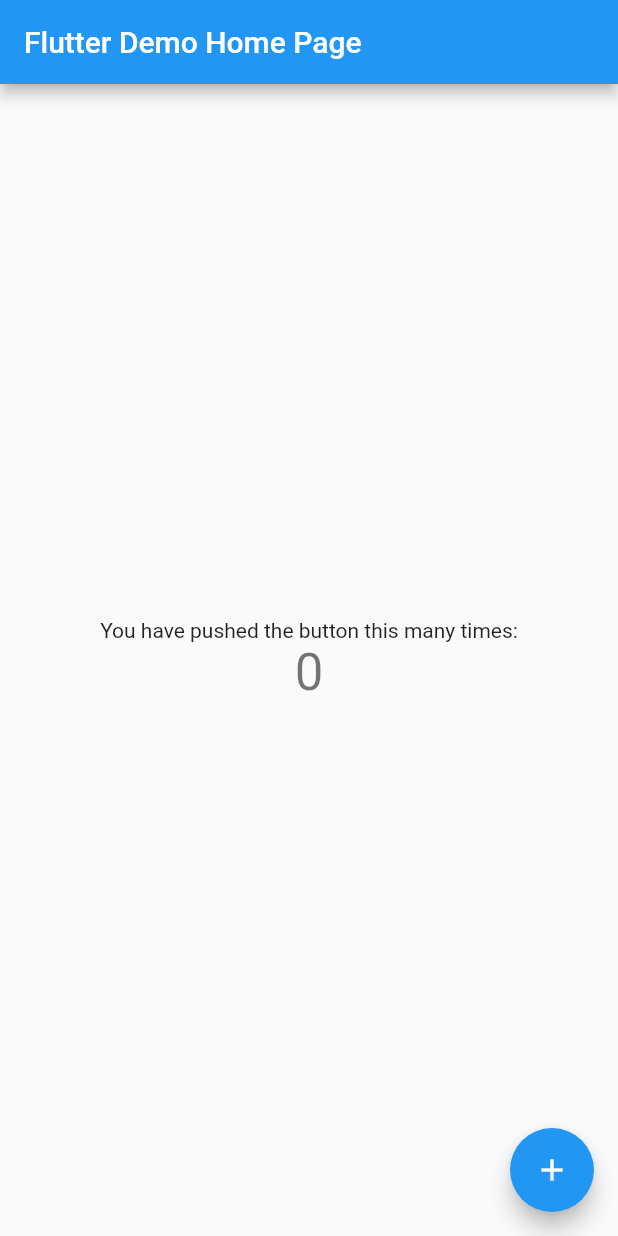
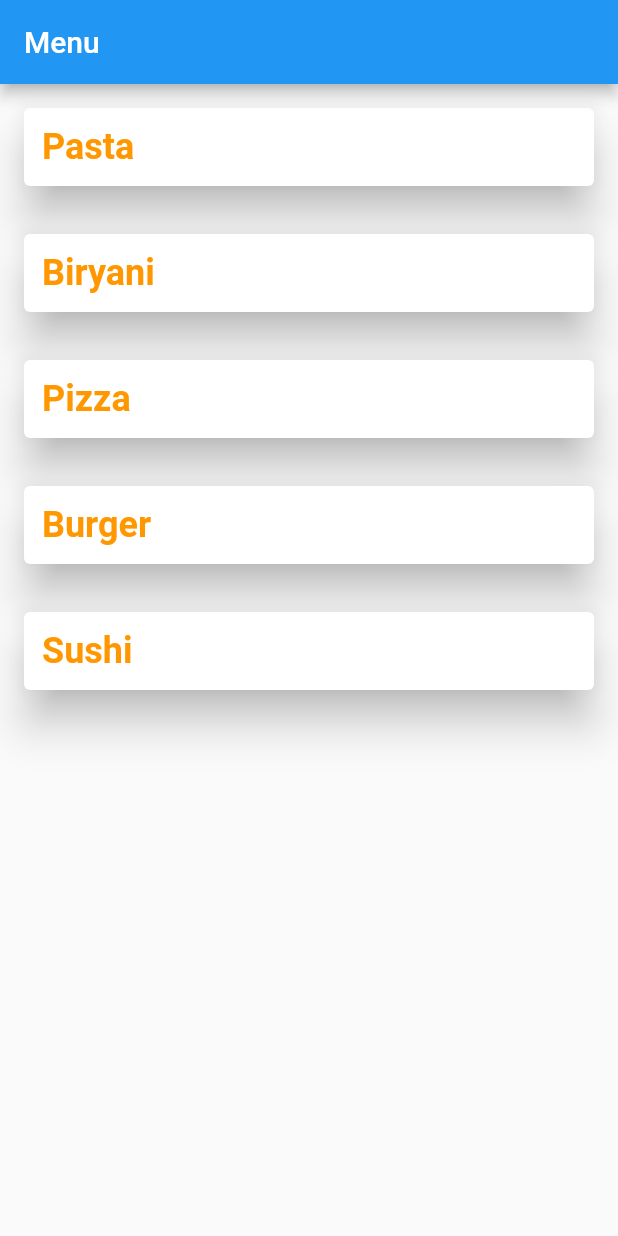
Before and after one commit to Farahhsa/menu_app, a Flutter app: the screen it shows after launch, on a phone screen of 412 x 824 dp. Run offline on Flutter 3.47's test engine with Material 2 defaults, Android fonts, the phone set to English and light mode, and no system bars.

Commit message:
firt commit

```diff
--- /dev/null
+++ b/lib/home.dart
@@ -0,0 +1,27 @@
+// ignore_for_file: prefer_const_constructors
+
+import 'package:flutter/material.dart';
+import 'package:menu_app/models/food.dart';
+import 'package:menu_app/widgets/food_row.dart';
+
+class MyMenuApp extends StatelessWidget {
+  const MyMenuApp({super.key});
+
+  @override
+  Widget build(BuildContext context) {
+    return Scaffold(
+      appBar: AppBar(
+        title: Text("Menu"),
+      ),
+      body: SafeArea(
+        child: Center(
+            child: ListView.builder(
+                itemCount: Food.foodSample.length,
+                itemBuilder: (context, index) =>
+                    FoodRow(food: Food.foodSample[index])
+                // FoodRow(food: Food.foodSample[index]),
+                )),
+      ),
+    );
+  }
+}
--- a/lib/main.dart
+++ b/lib/main.dart
@@ -1,4 +1,9 @@
+// ignore_for_file: prefer_const_constructors
+
 import 'package:flutter/material.dart';
+
+import 'home.dart';
+import './models/food.dart';
 
 void main() {
   runApp(const MyApp());
@@ -24,92 +29,6 @@ class MyApp extends StatelessWidget {
           // is not restarted.
           primarySwatch: Colors.blue,
         ),
-      home: const MyHomePage(title: 'Flutter Demo Home Page'),
-    );
+        home: MyMenuApp());
   }
 }
-
-class MyHomePage extends StatefulWidget {
-  const MyHomePage({super.key, required this.title});
-
-  // This widget is the home page of your application. It is stateful, meaning
-  // that it has a State object (defined below) that contains fields that affect
-  // how it looks.
-
-  // This class is the configuration for the state. It holds the values (in this
-  // case the title) provided by the parent (in this case the App widget) and
-  // used by the build method of the State. Fields in a Widget subclass are
-  // always marked "final".
-
-  final String title;
-
-  @override
-  State<MyHomePage> createState() => _MyHomePageState();
-}
-
-class _MyHomePageState extends State<MyHomePage> {
-  int _counter = 0;
-
-  void _incrementCounter() {
-    setState(() {
-      // This call to setState tells the Flutter framework that something has
-      // changed in this State, which causes it to rerun the build method below
-      // so that the display can reflect the updated values. If we changed
-      // _counter without calling setState(), then the build method would not be
-      // called again, and so nothing would appear to happen.
-      _counter++;
-    });
-  }
-
-  @override
-  Widget build(BuildContext context) {
-    // This method is rerun every time setState is called, for instance as done
-    // by the _incrementCounter method above.
-    //
-    // The Flutter framework has been optimized to make rerunning build methods
-    // fast, so that you can just rebuild anything that needs updating rather
-    // than having to individually change instances of widgets.
-    return Scaffold(
-      appBar: AppBar(
-        // Here we take the value from the MyHomePage object that was created by
-        // the App.build method, and use it to set our appbar title.
-        title: Text(widget.title),
-      ),
-      body: Center(
-        // Center is a layout widget. It takes a single child and positions it
-        // in the middle of the parent.
-        child: Column(
-          // Column is also a layout widget. It takes a list of children and
-          // arranges them vertically. By default, it sizes itself to fit its
-          // children horizontally, and tries to be as tall as its parent.
-          //
-          // Invoke "debug painting" (press "p" in the console, choose the
-          // "Toggle Debug Paint" action from the Flutter Inspector in Android
-          // Studio, or the "Toggle Debug Paint" command in Visual Studio Code)
-          // to see the wireframe for each widget.
-          //
-          // Column has various properties to control how it sizes itself and
-          // how it positions its children. Here we use mainAxisAlignment to
-          // center the children vertically; the main axis here is the vertical
-          // axis because Columns are vertical (the cross axis would be
-          // horizontal).
-          mainAxisAlignment: MainAxisAlignment.center,
-          children: <Widget>[
-            const Text(
-              'You have pushed the button this many times:',
-            ),
-            Text(
-              '$_counter',
-              style: Theme.of(context).textTheme.headlineMedium,
-            ),
-          ],
-        ),
-      ),
-      floatingActionButton: FloatingActionButton(
-        onPressed: _incrementCounter,
-        tooltip: 'Increment',
-        child: const Icon(Icons.add),
-      ), // This trailing comma makes auto-formatting nicer for build methods.
-    );
-  }
-}
--- /dev/null
+++ b/lib/models/food.dart
@@ -0,0 +1,17 @@
+class Food {
+  String name;
+  String imageURL;
+
+  Food({
+    required this.name,
+    required this.imageURL,
+  });
+
+  static var foodSample = [
+    Food(name: "Pasta", imageURL: 'assets/images/pasta.jpg'),
+    Food(name: "Biryani", imageURL: 'assets/images/biryani.jpg'),
+    Food(name: "Pizza", imageURL: 'assets/images/pizza.jpg'),
+    Food(name: "Burger", imageURL: 'assets/images/burger.jpg'),
+    Food(name: "Sushi", imageURL: 'assets/images/suchi.jpg'),
+  ];
+}
--- /dev/null
+++ b/lib/widgets/food_row.dart
@@ -0,0 +1,47 @@
+import 'package:flutter/material.dart';
+import 'package:flutter/src/widgets/framework.dart';
+import 'package:flutter/src/widgets/placeholder.dart';
+import 'package:menu_app/models/food.dart';
+
+class FoodRow extends StatelessWidget {
+  Food food;
+  Color? color = Color.fromARGB(255, 72, 4, 4);
+
+  FoodRow({
+    Key? key,
+    required this.food,
+    this.color,
+  }) : super(key: key);
+
+  @override
+  Widget build(BuildContext context) {
+    return Container(
+      margin: EdgeInsets.all(12),
+      child: Card(
+        elevation: 12,
+        color: color,
+        child: Container(
+          color: color,
+          padding: EdgeInsets.all(12),
+          child: Row(
+            children: [
+              Column(
+                crossAxisAlignment: CrossAxisAlignment.start,
+                children: [
+                  Text(
+                    food.name,
+                    style: TextStyle(
+                      fontSize: 24,
+                      fontWeight: FontWeight.bold,
+                      color: Colors.orange,
+                    ),
+                  )
+                ],
+              )
+            ],
+          ),
+        ),
+      ),
+    );
+  }
+}
```
Also changed, not shown: pubspec.yaml (+8 -7 lines), assets/images/biryani.jpg (added), assets/images/burger.jpg (added), assets/images/pasta.jpg (added), assets/images/pizza.jpg (added), assets/images/suchi.jpg (added), lib/widgets/main.dart (added). Lines whose indentation alone changed are shown as unchanged.
